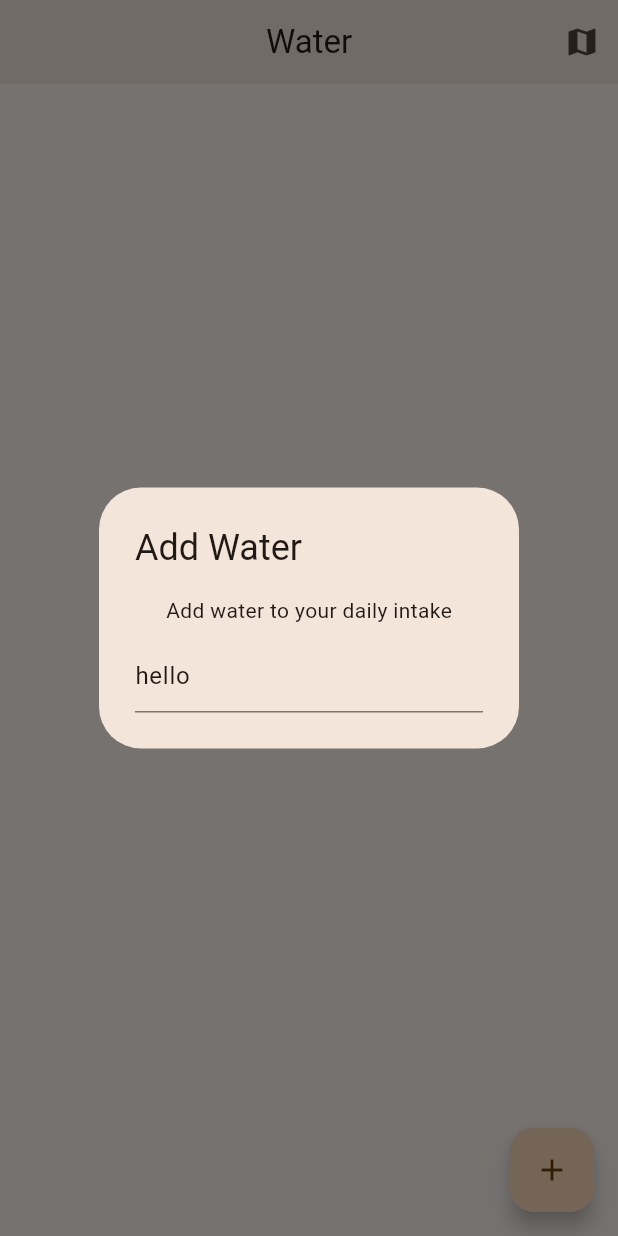
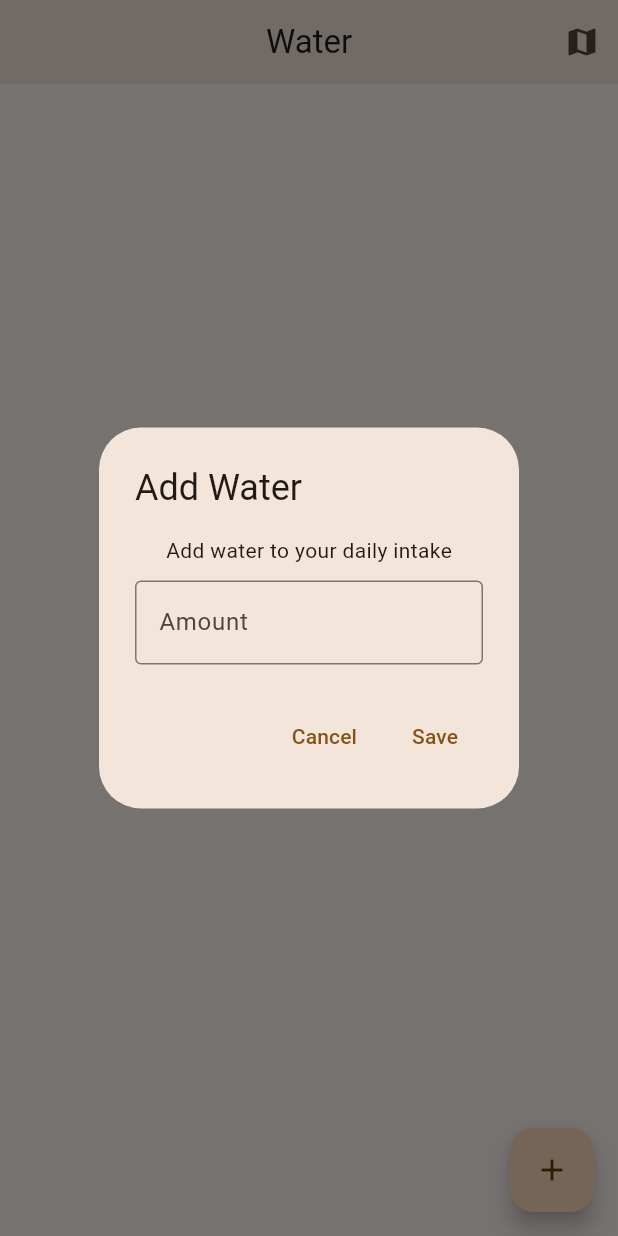
Before and after one commit to leobewater/flutter_water_intake, a Flutter app: the screen it shows after launch, after a tap on the "add" icon, on a phone screen of 412 x 824 dp. Run offline on Flutter 3.47's test engine with Material 3 defaults, Android fonts, the phone set to English and light mode, and no system bars.

Commit message:
add text field and form action buttons

```diff
--- a/lib/pages/home.dart
+++ b/lib/pages/home.dart
@@ -8,9 +8,7 @@ class HomePage extends StatefulWidget {
 }
 
 class _HomePageState extends State<HomePage> {
-  final amountController = TextEditingController(
-    text: 'hello',
-  );
+  final amountController = TextEditingController();
 
   void addWater() {
     showDialog(
@@ -25,9 +23,24 @@ class _HomePageState extends State<HomePage> {
                   const SizedBox(height: 10),
                   TextField(
                     controller: amountController,
+                    keyboardType: TextInputType.number,
+                    decoration: const InputDecoration(
+                        border: OutlineInputBorder(), labelText: 'Amount'),
                   )
                 ],
               ),
+              actions: [
+                TextButton(
+                    onPressed: () {
+                      Navigator.pop(context);
+                    },
+                    child: const Text('Cancel')),
+                TextButton(
+                    onPressed: () {
+                      // save data to db
+                    },
+                    child: const Text('Save'))
+              ],
             ));
   }
 
```
